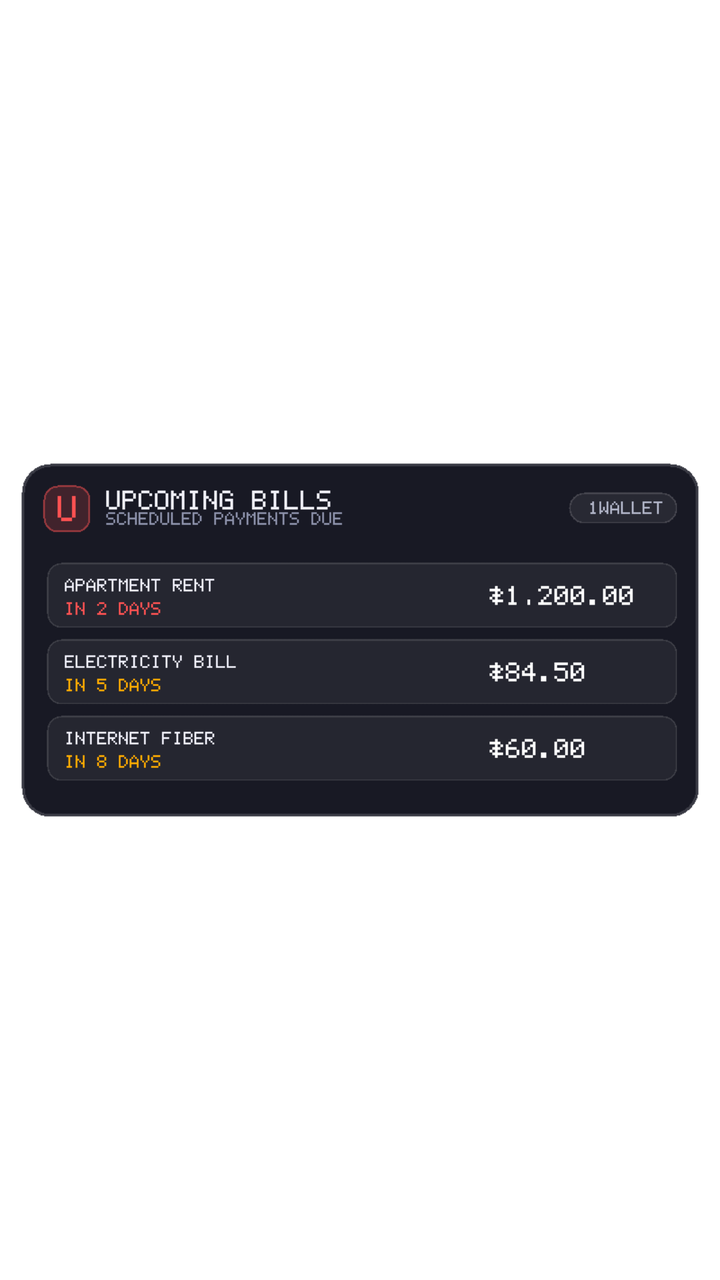
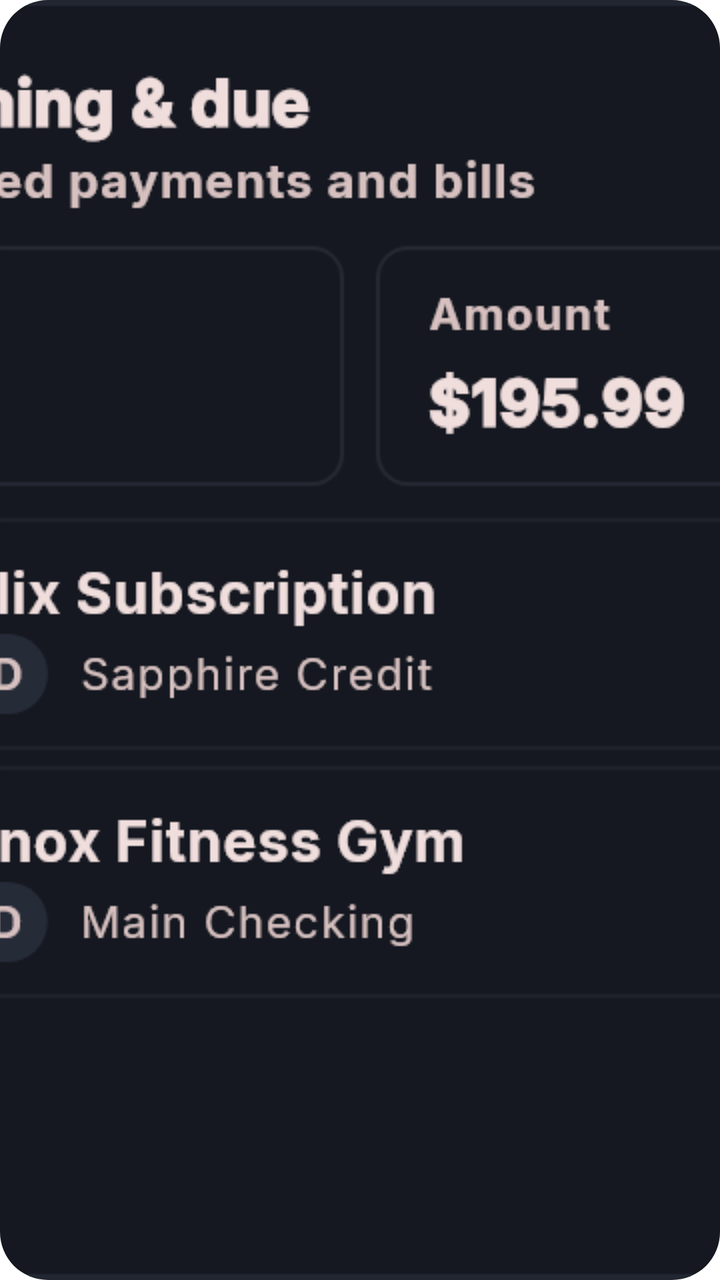

Two renders of the same Android screen: before a commit and after it. Below are the layout's source before the change and the commit's diff.
<!-- AndroidManifest.xml: fallback theme Theme.MaterialComponents.DayNight.NoActionBar -->
<!-- res/layout/widget_upcoming.xml -->
<?xml version="1.0" encoding="utf-8"?>
<ImageView xmlns:android="http://schemas.android.com/apk/res/android"
    android:id="@+id/widget_upcoming_root"
    android:layout_width="match_parent"
    android:layout_height="match_parent"
    android:scaleType="fitCenter"
    android:adjustViewBounds="true"
    android:src="@drawable/widget_preview_upcoming"
    android:contentDescription="1Wallet Upcoming and Due" />
<!-- resources referenced by this layout -->
<resources>
  <!-- drawable widget_preview_upcoming: png bitmap (drawable, 5628 bytes) -->
</resources>

<!-- the commit's change to res/layout/widget_upcoming.xml (unified diff, before → after) -->
@@ -3,7 +3,9 @@
     android:id="@+id/widget_upcoming_root"
     android:layout_width="match_parent"
     android:layout_height="match_parent"
-    android:scaleType="fitCenter"
-    android:adjustViewBounds="true"
+    android:background="@drawable/widget_background"
+    android:clipToOutline="true"
+    android:scaleType="centerCrop"
+    android:adjustViewBounds="false"
     android:src="@drawable/widget_preview_upcoming"
     android:contentDescription="1Wallet Upcoming and Due" />
<!-- resource entries referenced after the edit -->
@@ -1,5 +1,15 @@
 <!-- resources referenced by this layout -->
 <resources>
-  <!-- drawable widget_preview_upcoming: png bitmap (drawable, 5628 bytes) -->
+  <!-- drawable widget_background (drawable) -->
+  <?xml version="1.0" encoding="utf-8"?>
+  <shape xmlns:android="http://schemas.android.com/apk/res/android"
+      android:shape="rectangle">
+      <solid android:color="#FF151820" />
+      <corners android:radius="24dp" />
+      <stroke
+          android:width="1.2dp"
+          android:color="#33FFFFFF" />
+  </shape>
+  <!-- drawable widget_preview_upcoming: png bitmap (drawable, 52984 bytes) -->
 </resources>
 
